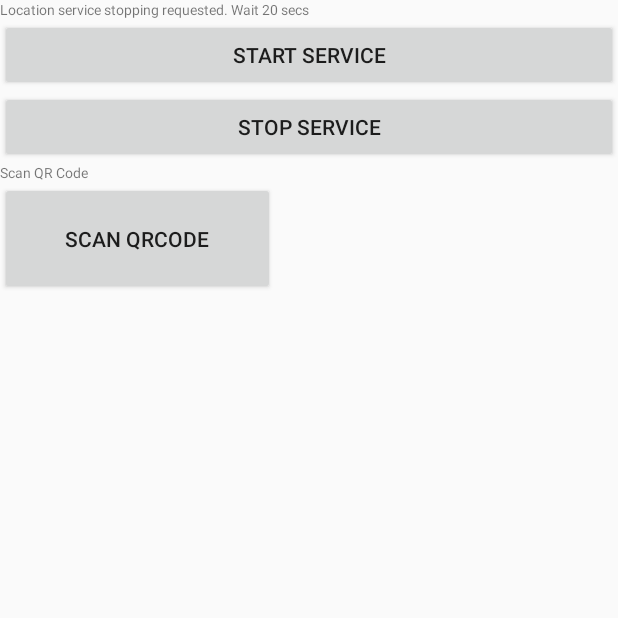
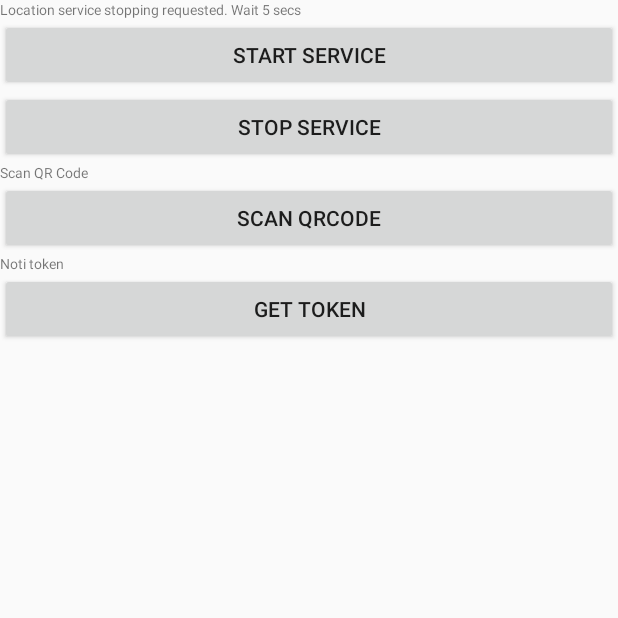
Before and after one commit to petite-hero/petite-hero-smartwatch, an Android app: the screen it shows after launch (MainActivity), after a tap on "STOP SERVICE", on a phone screen of 412 x 824 dp, the top half of it. Run offline under Robolectric (Android 15) with nearby library versions, the phone set to English and light mode, and no system bars; libraries missing offline, so code that uses them is left out: com.google.zxing.integration; 1 other tap on this screen came first.

Commit message:
add log token button

```diff
--- a/app/src/main/java/hero/api/ServerAPIs.java
+++ b/app/src/main/java/hero/api/ServerAPIs.java
@@ -2,6 +2,5 @@ package hero.api;
 
 public class ServerAPIs {
     public static final String SCHEME = "http";
-    public static final String AUTHORITY = "192.168.43.29:8080";
-    public static final String LOCATION = "location";
+    public static final String AUTHORITY = "192.168.1.5:8080";
 }
--- a/app/src/main/java/hero/api/UriBuilder.java
+++ b/app/src/main/java/hero/api/UriBuilder.java
@@ -4,11 +4,10 @@ import android.net.Uri;
 
 public class UriBuilder {
 
-    public static String getLocationUri(){
+    public static String getUri(){
         Uri.Builder uriBuilder = new Uri.Builder();
         uriBuilder.scheme(ServerAPIs.SCHEME)
-                .encodedAuthority(ServerAPIs.AUTHORITY)
-                .appendPath(ServerAPIs.LOCATION);
+                .encodedAuthority(ServerAPIs.AUTHORITY);
         return uriBuilder.build().toString();
     }
 
--- a/app/src/main/java/hero/main/MainActivity.java
+++ b/app/src/main/java/hero/main/MainActivity.java
@@ -3,14 +3,15 @@ package hero.main;
 import android.content.Intent;
 import android.os.Bundle;
 import android.app.Activity;
+import android.util.Log;
 import android.view.View;
-import android.widget.Button;
 import android.widget.TextView;
 import android.widget.Toast;
 
 import org.json.JSONObject;
 
 import hero.api.DataCallback;
+import hero.service.FCMService;
 import hero.service.LocationService;
 
 import com.google.zxing.integration.android.IntentIntegrator;
@@ -30,11 +31,6 @@ public class MainActivity extends Activity implements DataCallback{
 
     }
 
-    @Override
-    public void onDataReceiving(JSONObject data) throws Exception {
-
-    }
-
     public void startLocationService(View view){
         if (!LocationService.isRunning) {
             Intent locationIntent = new Intent(this, LocationService.class);
@@ -46,7 +42,7 @@ public class MainActivity extends Activity implements DataCallback{
 
     public void stopLocationService(View view){
         LocationService.isRunning = false;
-        txtLocationStatus.setText("Location service stopping requested. Wait 20 secs");
+        txtLocationStatus.setText("Location service stopping requested. Wait 5 secs");
     }
 
     public void clickToScanQRCode(View view) {
@@ -57,6 +53,10 @@ public class MainActivity extends Activity implements DataCallback{
         integrator.setBeepEnabled(false);
         integrator.setBarcodeImageEnabled(true);
         integrator.initiateScan();
+    }
+
+    public void clickToLogToken(View view) {
+        Log.d("token", FCMService.token);
     }
 
     @Override
@@ -73,4 +73,9 @@ public class MainActivity extends Activity implements DataCallback{
         }
     }
 
+    @Override
+    public void onDataReceiving(JSONObject data) throws Exception {
+
+    }
+
 }
--- a/app/src/main/res/layout/activity_main.xml
+++ b/app/src/main/res/layout/activity_main.xml
@@ -31,13 +31,20 @@
         android:text="Scan QR Code"
         android:textSize="14px"/>
     <Button
-        android:id="@+id/button2"
-        android:layout_width="183dp"
-        android:layout_height="75dp"
+        android:layout_width="match_parent"
+        android:layout_height="wrap_content"
         android:text="Scan QRCode"
-        tools:layout_editor_absoluteX="114dp"
-        tools:layout_editor_absoluteY="571dp"
-        android:onClick="clickToScanQRCode"
-        tools:ignore="MissingConstraints" />
+        android:onClick="clickToScanQRCode" />
+
+    <TextView
+        android:layout_width="match_parent"
+        android:layout_height="wrap_content"
+        android:text="Noti token"
+        android:textSize="14px"/>
+    <Button
+        android:layout_width="match_parent"
+        android:layout_height="wrap_content"
+        android:text="Get Token"
+        android:onClick="clickToLogToken" />
 
 </LinearLayout>
```
Also changed, not shown: app/src/main/java/hero/service/FCMService.java (+12 -6 lines), app/src/main/java/hero/service/LocationService.java (+30 -29 lines), 1 other file.
